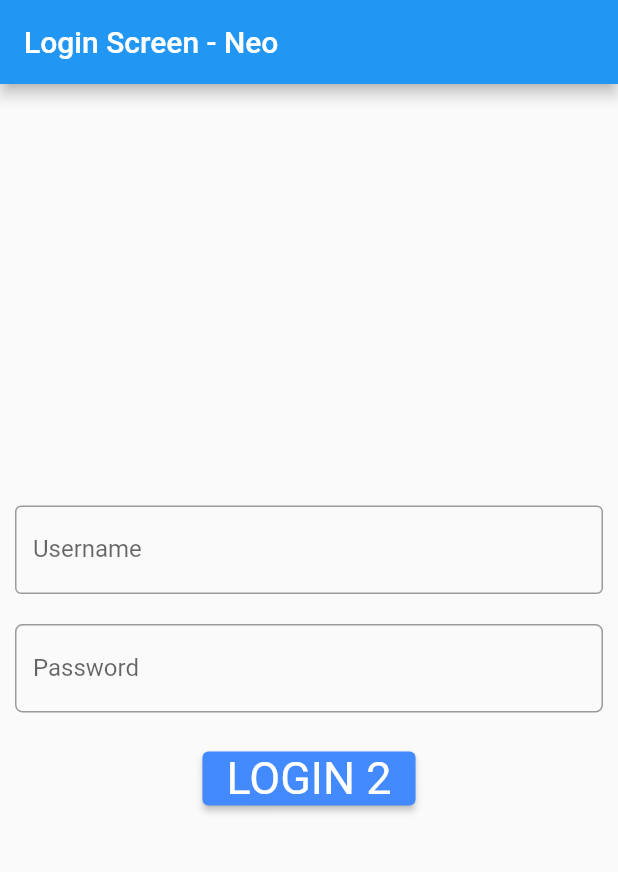
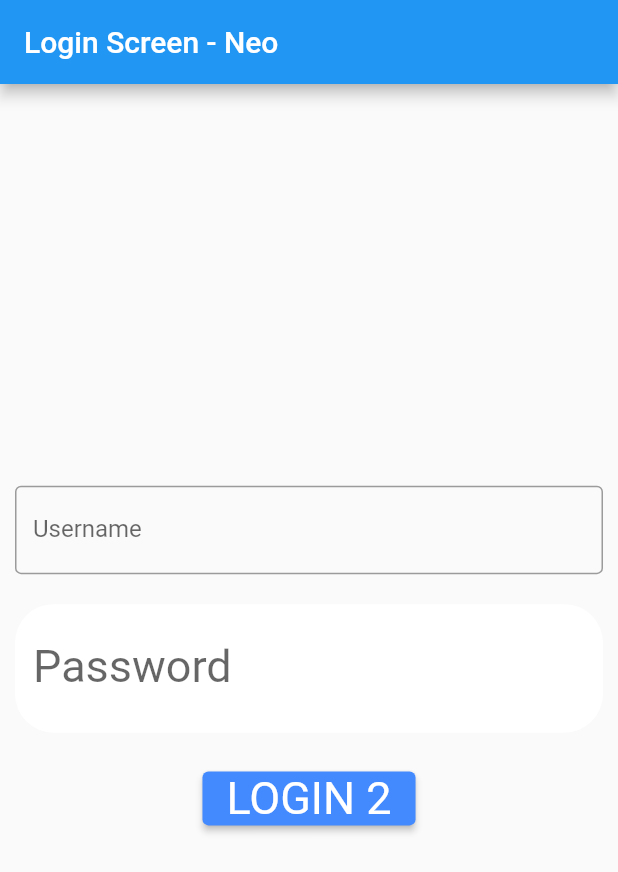
Before and after one commit to vuzzan/neo_study, a Flutter app: the screen it shows after launch, on a phone screen of 412 x 824 dp. Shown: the top 872 px of the screen. Run offline on Flutter 3.47's test engine with Material 2 defaults, Android fonts, the phone set to English and light mode, and no system bars.

Commit message:
Add style for textfield

```diff
--- a/lib/login_screen/login_screen.dart
+++ b/lib/login_screen/login_screen.dart
@@ -33,7 +33,18 @@ class _LoginScreenState extends State<LoginScreen> {
                 margin: const EdgeInsets.all(10),
                 child: TextField(
                   obscureText: false,
+                  style: TextStyle(fontSize: 30.0, color: Colors.blue),
                   decoration: InputDecoration(
+                    focusedBorder: OutlineInputBorder(
+                      borderSide: BorderSide(color: Colors.white),
+                      borderRadius: BorderRadius.circular(25.7),
+                    ),
+                    enabledBorder: UnderlineInputBorder(
+                      borderSide: BorderSide(color: Colors.white),
+                      borderRadius: BorderRadius.circular(25.7),
+                    ),
+                    filled: true,
+                    fillColor: Colors.white,
                     hintText: "input your password",
                     border: OutlineInputBorder(
                       borderSide: const BorderSide(
--- a/lib/main.dart
+++ b/lib/main.dart
@@ -56,6 +56,7 @@ class _MyHomePageState extends State<MyHomePage> {
       initialRoute: LoginScreen.routeName,
       routes: {
         LoginScreen.routeName: (context) => const LoginScreen(),
+        // Screen2...
         //DashboardScreen.routeName: (context) => const DashboardScreen(),
       },
     );
```
